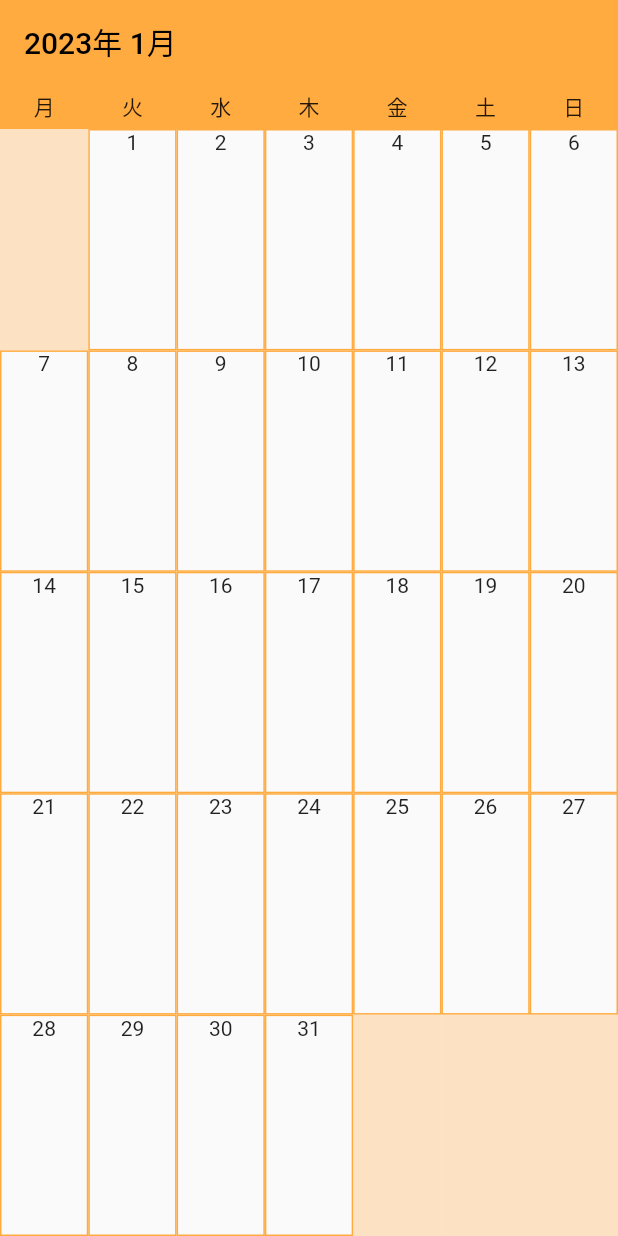
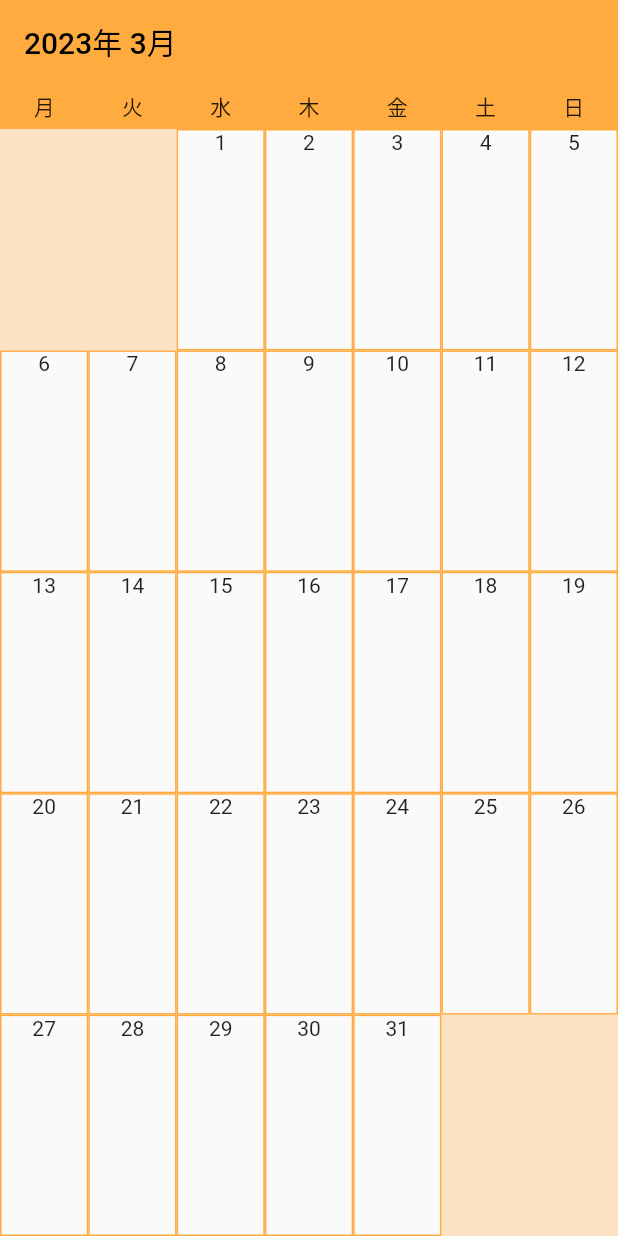
Before and after one commit to tomohiro1024/calendar2022, a Flutter app: the screen it shows after launch, swiped to page 3, on a phone screen of 412 x 824 dp. Run offline on Flutter 3.47's test engine with Material 2 defaults, Android fonts, the phone set to English and light mode, and no system bars.

Commit message:
年月の表示

```diff
--- a/lib/main.dart
+++ b/lib/main.dart
@@ -11,6 +11,7 @@ class MyApp extends StatelessWidget {
   @override
   Widget build(BuildContext context) {
     return MaterialApp(
+      debugShowCheckedModeBanner: false,
       title: 'Flutter Demo',
       theme: ThemeData(
         primarySwatch: Colors.blue,
--- a/lib/pages/calender.dart
+++ b/lib/pages/calender.dart
@@ -14,15 +14,20 @@ class _CalenderViewState extends State<CalenderView> {
   //　曜日
   List<String> weekName = ['月', '火', '水', '木', '金', '土', '日'];
   late PageController controller;
-  DateTime firstDay = DateTime(2022, 1, 1);
+  DateTime firstDay = DateTime(2023, 1, 1);
   // firstDayから何ヶ月経っているかという状態を管理
-  late int mouthDuration;
+  late int initialIndex;
+  int monthDuration = 0;
   @override
   void initState() {
     super.initState();
-    mouthDuration =
+    initialIndex =
         (now.year - firstDay.year) * 12 + (now.month - firstDay.month);
-    controller = PageController(initialPage: mouthDuration);
+    controller = PageController(initialPage: initialIndex);
+    controller.addListener(() {
+      monthDuration = (controller.page! - initialIndex).round();
+      setState(() {});
+    });
   }
 
   @override
@@ -31,7 +36,8 @@ class _CalenderViewState extends State<CalenderView> {
       appBar: AppBar(
         backgroundColor: Colors.orangeAccent,
         title: Text(
-          DateFormat('yyyy年 M月').format(now),
+          DateFormat('yyyy年 M月')
+              .format(DateTime(now.year, now.month + monthDuration)),
           style: TextStyle(color: Colors.black),
         ),
         // 影をなくす
@@ -70,7 +76,7 @@ class _CalenderViewState extends State<CalenderView> {
           List<Widget> _listCache = [];
 
           DateTime date =
-              DateTime(now.year, now.month + index - mouthDuration, 1);
+              DateTime(now.year, now.month + index - initialIndex, 1);
 
           int monthLastDay = DateTime(date.year, date.month + 1, 1)
               .subtract(Duration(days: 1))
```
